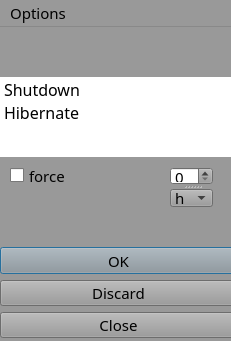
Qt form mainwindow.ui (kolesnykanton/shutdownApp) before a commit.
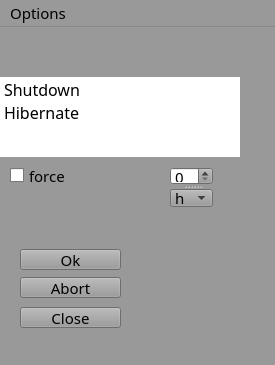
The same form after that commit.

Commit message: Remake buttons and their functional Added function for "force" checkbox (commented)

The edit to the form file:
```diff
--- a/mainwindow.ui
+++ b/mainwindow.ui
@@ -6,8 +6,8 @@
    <rect>
     <x>0</x>
     <y>0</y>
-    <width>231</width>
-    <height>341</height>
+    <width>275</width>
+    <height>365</height>
    </rect>
   </property>
   <property name="palette">
@@ -168,31 +168,6 @@
    <string/>
   </property>
   <widget class="QWidget" name="centralWidget">
-   <widget class="QDialogButtonBox" name="buttonBox">
-    <property name="geometry">
-     <rect>
-      <x>0</x>
-      <y>220</y>
-      <width>237</width>
-      <height>91</height>
-     </rect>
-    </property>
-    <property name="mouseTracking">
-     <bool>false</bool>
-    </property>
-    <property name="layoutDirection">
-     <enum>Qt::LeftToRight</enum>
-    </property>
-    <property name="orientation">
-     <enum>Qt::Vertical</enum>
-    </property>
-    <property name="standardButtons">
-     <set>QDialogButtonBox::Close|QDialogButtonBox::Discard|QDialogButtonBox::Ok</set>
-    </property>
-    <property name="centerButtons">
-     <bool>false</bool>
-    </property>
-   </widget>
    <widget class="QCheckBox" name="checkBoxForce">
     <property name="geometry">
      <rect>
@@ -466,14 +441,53 @@
      </item>
     </widget>
    </widget>
+   <widget class="QPushButton" name="closeButton">
+    <property name="geometry">
+     <rect>
+      <x>20</x>
+      <y>280</y>
+      <width>101</width>
+      <height>21</height>
+     </rect>
+    </property>
+    <property name="text">
+     <string>Close</string>
+    </property>
+   </widget>
+   <widget class="QPushButton" name="okButton">
+    <property name="geometry">
+     <rect>
+      <x>20</x>
+      <y>222</y>
+      <width>101</width>
+      <height>21</height>
+     </rect>
+    </property>
+    <property name="text">
+     <string>Ok</string>
+    </property>
+   </widget>
+   <widget class="QPushButton" name="abortButton">
+    <property name="geometry">
+     <rect>
+      <x>20</x>
+      <y>250</y>
+      <width>101</width>
+      <height>21</height>
+     </rect>
+    </property>
+    <property name="text">
+     <string>Abort</string>
+    </property>
+   </widget>
   </widget>
   <widget class="QMenuBar" name="menuBar">
    <property name="geometry">
     <rect>
      <x>0</x>
      <y>0</y>
-     <width>231</width>
-     <height>24</height>
+     <width>275</width>
+     <height>21</height>
     </rect>
    </property>
    <widget class="QMenu" name="menuOptions">
```
The commit also changes 2 other files.
